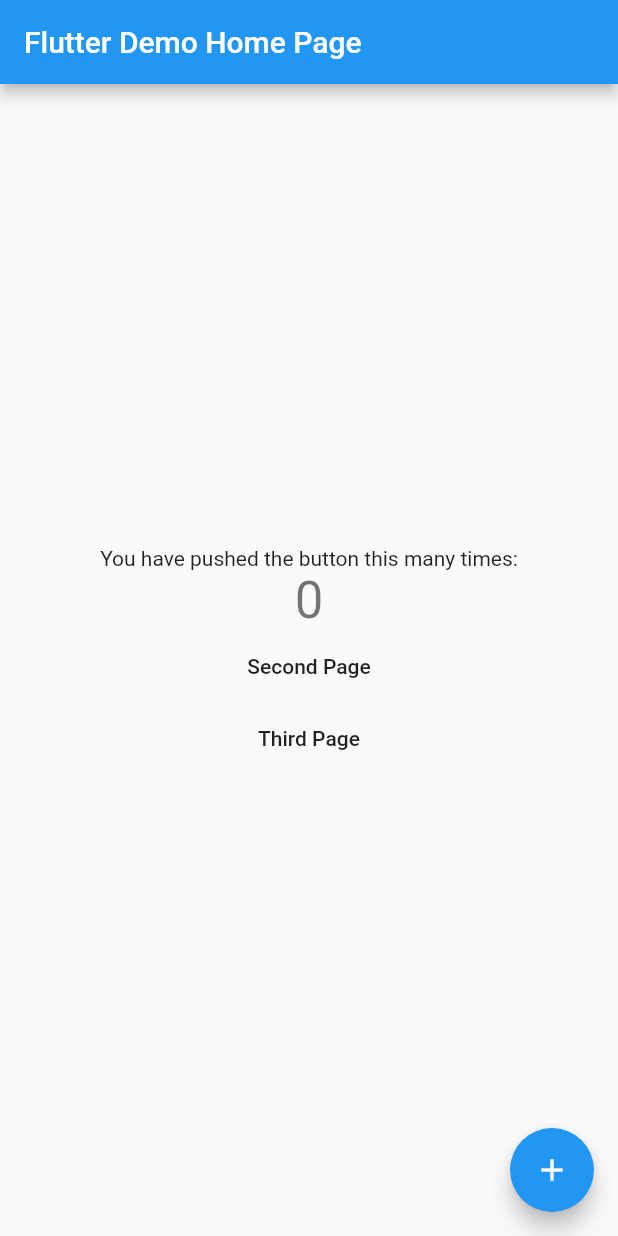
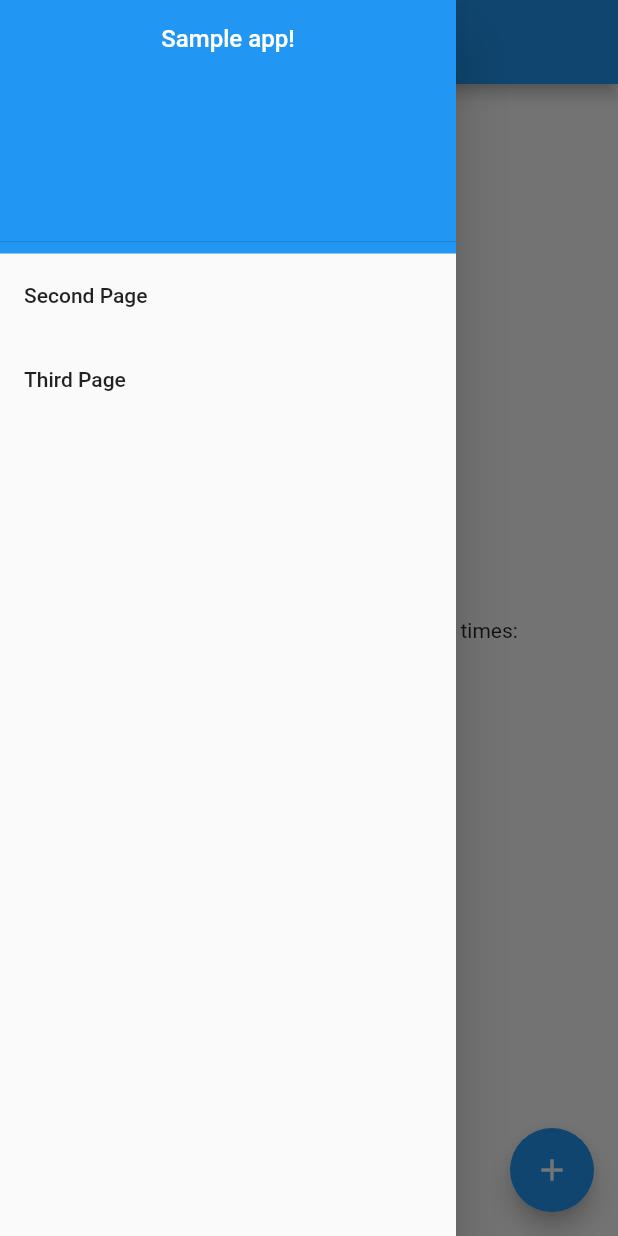
Before and after one commit to Bowman74/flutter_masters, a Flutter app: the screen it shows after launch, with the side drawer open (before the commit the screen has no drawer), on a phone screen of 412 x 824 dp. Run offline on Flutter 3.47's test engine with Material 2 defaults, Android fonts, the phone set to English and light mode, and no system bars.

```diff
--- a/lib/main.dart
+++ b/lib/main.dart
@@ -93,6 +93,33 @@ class _MyHomePageState extends State<MyHomePage> with SingleTickerProviderStateM
         // the App.build method, and use it to set our appbar title.
         title: Text(widget.title),
       ),
+      drawer: new Drawer(
+        child: Column(mainAxisSize: MainAxisSize.max, crossAxisAlignment: CrossAxisAlignment.stretch,
+          children: <Widget>[
+            Container(color: Colors.blue,
+              child: new DrawerHeader(
+                child: Column(crossAxisAlignment: CrossAxisAlignment.center,
+                    children: <Widget>[
+                      Text('Sample app!', style: TextStyle(color: Colors.white, fontSize: 16)),
+                    ],
+                ),
+              ),
+            ),
+            ListTile(title: Text('Second Page'), onTap: () async {
+              Navigator.pop(context);
+              var result = await Navigator.of(context)
+                  .pushNamed('/SecondPage', arguments: _counter);
+              setState(() {
+                _counter = result;
+              });
+            }),
+            ListTile(title: Text('Third Page'), onTap: () async {
+              Navigator.pop(context);
+              await Navigator.of(context).pushNamed('/ThirdPage');
+            }),
+          ]
+        ),
+      ),
       body: Center(
         // Center is a layout widget. It takes a single child and positions it
         // in the middle of the parent.
@@ -147,24 +174,6 @@ class _MyHomePageState extends State<MyHomePage> with SingleTickerProviderStateM
                     );
                   }
             ),
-            FlatButton(
-              child: Text('Second Page'),
-              onPressed: () async {
-                var result = await Navigator.of(context).pushNamed('/SecondPage', arguments: _counter);
-                setState(() {
-                  _counter  = result;
-                });
-              }
-            ),
-            FlatButton(
-              child: Text('Third Page'),
-              onPressed: () async {
-                var result = await Navigator.of(context).pushNamed('/ThirdPage');
-                setState(() {
-                  _counter  = result;
-                });
-              }
-            ),
           ],
         ),
       ),
```
